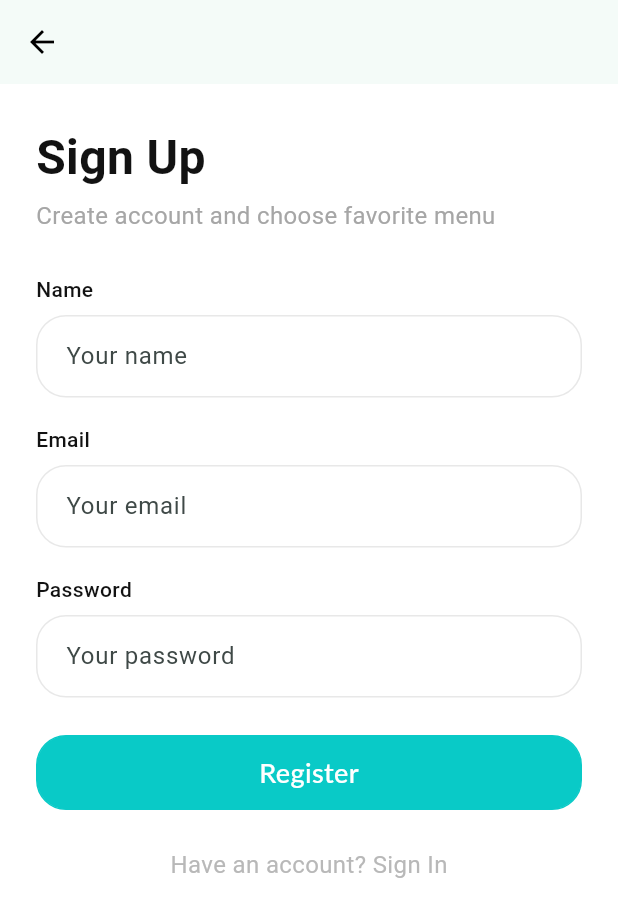
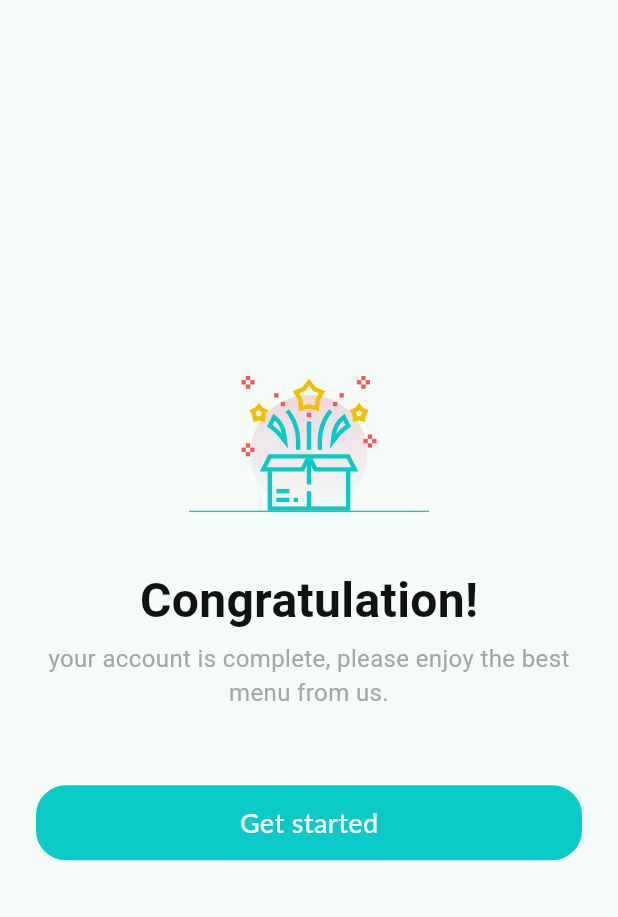
Before and after one commit to Matthew7712/Oasis, a Flutter app: the SignUp screen opened by its route, after a tap on "Register", on a phone screen of 412 x 824 dp. Shown: the top 917 px of the screen. Run offline on Flutter 3.47's test engine with Material 3 defaults, Android fonts, the phone set to English and light mode, and no system bars; our stand-ins replace dots_indicator, flutter_native_splash, flutter_svg, get; Roboto replaces fonts that are missing (Late, Lato, Montserrat); project files that could hold a hidden picture were left out.

Commit message:
In this command I added a new screen (greeting screen after registration), also I added a new parameter to the DefaultText widget. Added a new directory to pubspec.yaml, and removed some minor bug warnings

```diff
--- a/lib/main.dart
+++ b/lib/main.dart
@@ -21,7 +21,7 @@ class _MyAppState extends State<MyApp> {
   @override
   void initState(){
     super.initState();
-    Future.delayed(Duration(seconds: 3)).then((value) => {
+    Future.delayed(const Duration(seconds: 3)).then((value) => {
       FlutterNativeSplash.remove()
     });
   }
--- a/lib/services/dimensions.dart
+++ b/lib/services/dimensions.dart
@@ -1,5 +1,4 @@
 import 'package:get/get.dart';
-import 'package:get/get_core/src/get_main.dart';
 
 class Dimensions{
   //size of screen
--- a/lib/views/shared/default_text.dart
+++ b/lib/views/shared/default_text.dart
@@ -5,13 +5,15 @@ class DefaultText extends StatelessWidget {
   final Color color;
   final double fontSize;
   final FontWeight fontWeight;
+  final TextAlign textAlign;
 
-  const DefaultText({super.key, required this.text, required this.color, required this.fontSize, required this.fontWeight});
+  const DefaultText({super.key, required this.text, required this.color, required this.fontSize, required this.fontWeight, this.textAlign = TextAlign.start});
 
   @override
   Widget build(BuildContext context) {
     return Text(
       text,
+      textAlign: textAlign,
       style: TextStyle(
           color: color,
           fontSize: fontSize,
--- /dev/null
+++ b/lib/views/ui/greeting.dart
@@ -0,0 +1,34 @@
+import 'package:flutter/material.dart';
+import 'package:flutter_svg/flutter_svg.dart';
+import 'package:oasis/services/appcolors.dart';
+import 'package:oasis/views/shared/button.dart';
+import 'package:oasis/views/shared/default_text.dart';
+import 'package:oasis/views/shared/title_text.dart';
+import '../../services/dimensions.dart';
+
+class GreetingScreen extends StatelessWidget {
+  const GreetingScreen({super.key});
+
+  @override
+  Widget build(BuildContext context) {
+    return Scaffold(
+      body: Center(
+        child: Padding(
+          padding: EdgeInsets.symmetric(vertical: Dimensions.vertical10, horizontal: Dimensions.horizontal24),
+          child: Column(
+            mainAxisAlignment: MainAxisAlignment.center,
+            children: [
+              SvgPicture.asset("assets/image/greeting/Group.svg"),
+              SizedBox(height: Dimensions.height40),
+              TitleText(title: "Congratulation!", color: AppColors.titleColor, fontSize: Dimensions.font32, fontWeight: FontWeight.w600),
+              SizedBox(height: Dimensions.height10 - 2,),
+              DefaultText(text: "your account is complete, please enjoy the best menu from us.", color: AppColors.textColor, fontSize: Dimensions.font16, fontWeight: FontWeight.w400, textAlign: TextAlign.center,),
+              SizedBox(height: Dimensions.height50,),
+              Button(text: "Get started", event: (){})
+            ],
+          ),
+        ),
+      ),
+    );
+  }
+}
--- a/lib/views/ui/preloader/preloader_screen.dart
+++ b/lib/views/ui/preloader/preloader_screen.dart
@@ -1,4 +1,3 @@
-import 'package:flutter/cupertino.dart';
 import 'package:flutter/material.dart';
 import 'package:oasis/services/dimensions.dart';
 import 'package:oasis/views/shared/default_text.dart';
--- a/lib/views/ui/preloader/preloader_screen_third.dart
+++ b/lib/views/ui/preloader/preloader_screen_third.dart
@@ -1,6 +1,3 @@
-import 'dart:async';
-
-import 'package:dots_indicator/dots_indicator.dart';
 import 'package:flutter/material.dart';
 import 'package:oasis/views/shared/default_text.dart';
 import 'package:oasis/views/shared/dots.dart';
--- a/lib/views/ui/sign/sign_up.dart
+++ b/lib/views/ui/sign/sign_up.dart
@@ -1,4 +1,5 @@
 import 'package:flutter/material.dart';
+import 'package:oasis/views/ui/greeting.dart';
 
 import '../../../services/appcolors.dart';
 import '../../../services/dimensions.dart';
@@ -70,7 +71,18 @@ class SignUp extends StatelessWidget {
                 Column(
                   crossAxisAlignment: CrossAxisAlignment.center,
                   children: [
-                    Button(text: "Register", event: (){}),
+                    Button(text: "Register", event: (){
+                      Navigator.push(
+                        context,
+                        PageRouteBuilder(
+                          transitionDuration: const Duration(milliseconds: 500),
+                          pageBuilder: (_, __, ___) => const GreetingScreen(),
+                          transitionsBuilder: (_, animation, __, child) {
+                            return FadeTransition(opacity: animation, child: child,);
+                          },
+                        ),
+                      );
+                    }),
                     SizedBox(height: Dimensions.height25,),
                     DefaultText(text: "Have an account? Sign In", color: AppColors.inputTextColor, fontSize: Dimensions.font16, fontWeight: FontWeight.w400),
                   ],
--- a/lib/views/ui/splash/splash_screen.dart
+++ b/lib/views/ui/splash/splash_screen.dart
@@ -12,7 +12,6 @@ class SplashScreen extends StatefulWidget {
 class _SplashScreenState extends State<SplashScreen> with SingleTickerProviderStateMixin{
   Color _backgroundColor = const Color(0xFF528B88);
   int currentHour = DateTime.now().hour;
-  double _interpolationValue = 0.0;
 
   void _updateBackgroundColor(){
     if(currentHour > 6 && currentHour <= 9){
@@ -24,7 +23,6 @@ class _SplashScreenState extends State<SplashScreen> with SingleTickerProviderSt
     } else{
       _backgroundColor = const Color.fromRGBO(24, 75, 79, 1);
     }
-    print(currentHour);
   }
 
   @override
--- a/pubspec.yaml
+++ b/pubspec.yaml
@@ -87,6 +87,7 @@ flutter:
   assets:
     - assets/image/
     - assets/image/sign/
+    - assets/image/greeting/
   fonts:
     - family: Montserrat, Lato
       fonts:
```
Also changed, not shown: assets/image/greeting/Group.svg (added).
